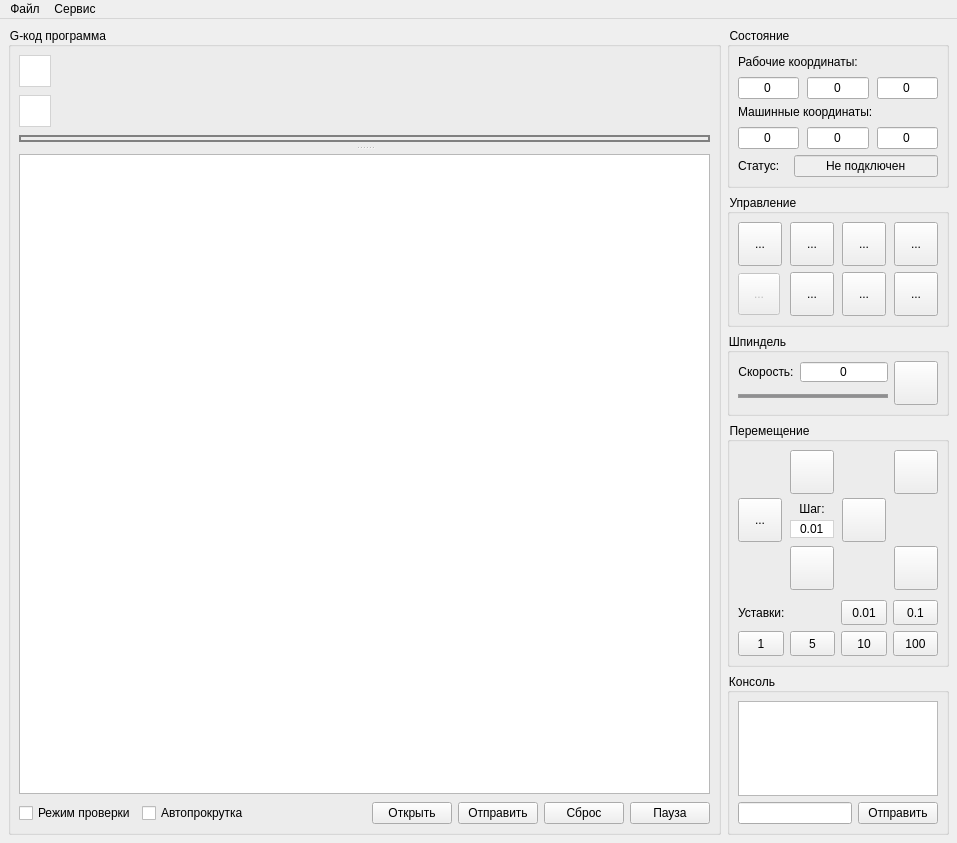
Above: frmmain.ui from Denvi/Candle before the change. Below: the same form after it.
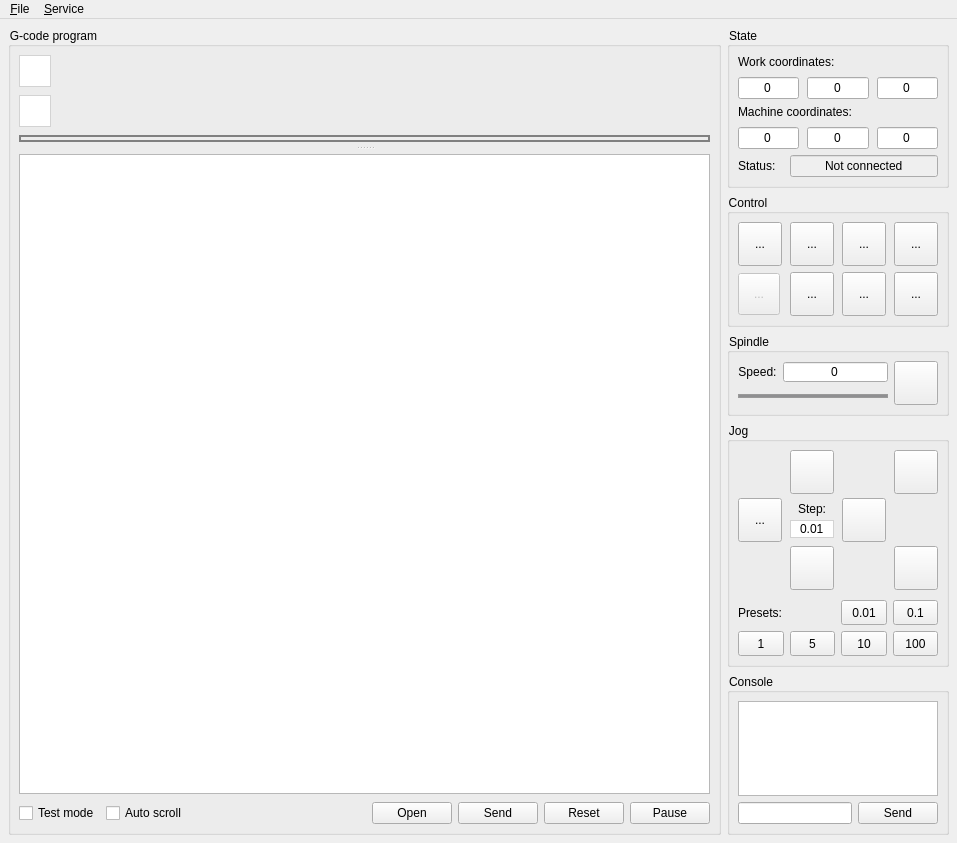
That is the form after the change. Icons and pictures are not drawn. Custom widgets are drawn as their Qt base class.

What changed in the file:
```diff
--- a/frmmain.ui
+++ b/frmmain.ui
@@ -121,7 +121,7 @@
     <item>
      <widget class="QGroupBox" name="grpProgram">
       <property name="title">
-       <string>G-код программа</string>
+       <string>G-code program</string>
       </property>
       <property name="flat">
        <bool>false</bool>
@@ -303,14 +303,14 @@
          <item>
           <widget class="QCheckBox" name="chkTestMode">
            <property name="text">
-            <string>Режим проверки</string>
+            <string>Test mode</string>
            </property>
           </widget>
          </item>
          <item>
           <widget class="QCheckBox" name="chkAutoScroll">
            <property name="text">
-            <string>Автопрокрутка</string>
+            <string>Auto scroll</string>
            </property>
           </widget>
          </item>
@@ -330,28 +330,28 @@
          <item>
           <widget class="QPushButton" name="cmdFileOpen">
            <property name="text">
-            <string>Открыть</string>
+            <string>Open</string>
            </property>
           </widget>
          </item>
          <item>
           <widget class="QPushButton" name="cmdFileSend">
            <property name="text">
-            <string>Отправить</string>
+            <string>Send</string>
            </property>
           </widget>
          </item>
          <item>
           <widget class="QPushButton" name="cmdFileReset">
            <property name="text">
-            <string>Сброс</string>
+            <string>Reset</string>
            </property>
           </widget>
          </item>
          <item>
           <widget class="QPushButton" name="cmdFilePause">
            <property name="text">
-            <string>Пауза</string>
+            <string>Pause</string>
            </property>
            <property name="checkable">
             <bool>true</bool>
@@ -368,7 +368,7 @@
       <item>
        <widget class="QGroupBox" name="grpState">
         <property name="title">
-         <string>Состояние</string>
+         <string>State</string>
         </property>
         <layout class="QVBoxLayout" name="verticalLayout_6">
          <property name="leftMargin">
@@ -393,7 +393,7 @@
              <item>
               <widget class="QLabel" name="label">
                <property name="text">
-                <string>Рабочие координаты:</string>
+                <string>Work coordinates:</string>
                </property>
               </widget>
              </item>
@@ -457,7 +457,7 @@
              <item>
               <widget class="QLabel" name="label_2">
                <property name="text">
-                <string>Машинные координаты:</string>
+                <string>Machine coordinates:</string>
                </property>
               </widget>
              </item>
@@ -519,7 +519,7 @@
            <item row="0" column="0">
             <widget class="QLabel" name="Label">
              <property name="text">
-              <string>Статус:</string>
+              <string>Status:</string>
              </property>
             </widget>
            </item>
@@ -533,7 +533,7 @@
 color: black;</string>
              </property>
              <property name="text">
-              <string>Не подключен</string>
+              <string>Not connected</string>
              </property>
              <property name="alignment">
               <set>Qt::AlignCenter</set>
@@ -551,7 +551,7 @@
       <item>
        <widget class="QGroupBox" name="grpControl">
         <property name="title">
-         <string>Управление</string>
+         <string>Control</string>
         </property>
         <layout class="QVBoxLayout" name="verticalLayout" stretch="0">
          <property name="leftMargin">
@@ -769,7 +769,7 @@
       <item>
        <widget class="QGroupBox" name="grpSpindle">
         <property name="title">
-         <string>Шпиндель</string>
+         <string>Spindle</string>
         </property>
         <layout class="QHBoxLayout" name="horizontalLayout_2">
          <property name="leftMargin">
@@ -791,7 +791,7 @@
              <item>
               <widget class="QLabel" name="label_5">
                <property name="text">
-                <string>Скорость:</string>
+                <string>Speed:</string>
                </property>
                <property name="alignment">
                 <set>Qt::AlignCenter</set>
@@ -860,7 +860,7 @@
       <item>
        <widget class="QGroupBox" name="grpJog">
         <property name="title">
-         <string>Перемещение</string>
+         <string>Jog</string>
         </property>
         <layout class="QVBoxLayout" name="verticalLayout_11">
          <property name="spacing">
@@ -910,7 +910,7 @@
              <item>
               <widget class="QLabel" name="label_3">
                <property name="text">
-                <string>Шаг:</string>
+                <string>Step:</string>
                </property>
                <property name="alignment">
                 <set>Qt::AlignCenter</set>
@@ -1218,7 +1218,7 @@
              <item>
               <widget class="QLabel" name="label_4">
                <property name="text">
-                <string>Уставки:</string>
+                <string>Presets:</string>
                </property>
               </widget>
              </item>
@@ -1372,7 +1372,7 @@
       <item>
        <widget class="QGroupBox" name="grpConsole">
         <property name="title">
-         <string>Консоль</string>
+         <string>Console</string>
         </property>
         <layout class="QVBoxLayout" name="verticalLayout_3" stretch="1,0">
          <property name="leftMargin">
@@ -1408,7 +1408,7 @@
            <item>
             <widget class="QPushButton" name="cmdCommandSend">
              <property name="text">
-              <string>Отправить</string>
+              <string>Send</string>
              </property>
             </widget>
            </item>
@@ -1430,9 +1430,9 @@
      <height>26</height>
     </rect>
    </property>
-   <widget class="QMenu" name="menu">
+   <widget class="QMenu" name="mnuFile">
     <property name="title">
-     <string>Файл</string>
+     <string>&amp;File</string>
     </property>
     <addaction name="actFileNew"/>
     <addaction name="actFileOpen"/>
@@ -1441,14 +1441,14 @@
     <addaction name="separator"/>
     <addaction name="actFileExit"/>
    </widget>
-   <widget class="QMenu" name="menu_2">
+   <widget class="QMenu" name="mnuService">
     <property name="title">
-     <string>Сервис</string>
+     <string>&amp;Service</string>
     </property>
     <addaction name="actServiceSettings"/>
    </widget>
-   <addaction name="menu"/>
-   <addaction name="menu_2"/>
+   <addaction name="mnuFile"/>
+   <addaction name="mnuService"/>
   </widget>
   <action name="actFileOpen">
    <property name="text">
```
Left out of the diff: 12 changed lines with no effect on the pictures.
